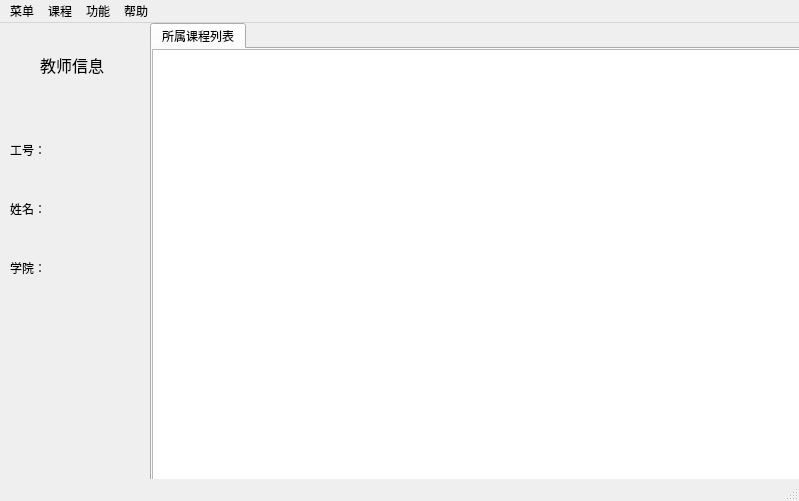
Qt form source/mainwindow_teacher.ui (laddie132/Academic-Management-System-Demo) before a commit.
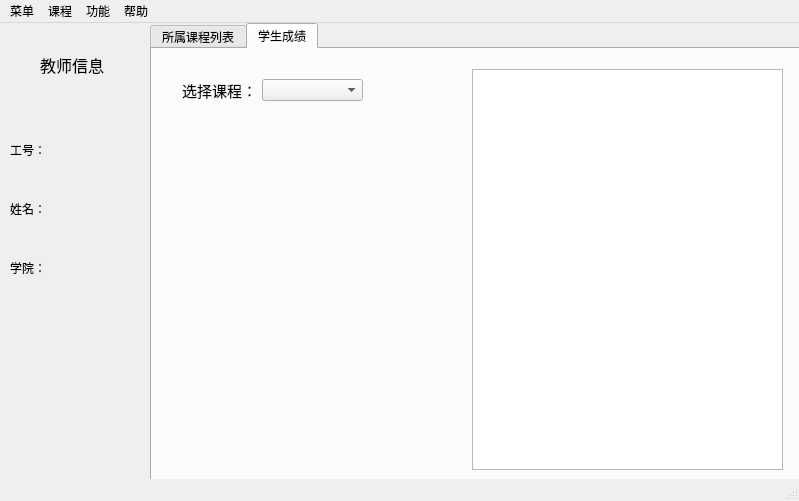
The same form after that commit.

```diff
--- a/source/mainwindow_teacher.ui
+++ b/source/mainwindow_teacher.ui
@@ -24,7 +24,7 @@
      </rect>
     </property>
     <property name="currentIndex">
-     <number>0</number>
+     <number>1</number>
     </property>
     <widget class="QWidget" name="tab_course_o">
      <property name="sizePolicy">
@@ -65,6 +65,44 @@
       </attribute>
      </widget>
     </widget>
+    <widget class="QWidget" name="tab_student_grade">
+     <attribute name="title">
+      <string>学生成绩</string>
+     </attribute>
+     <widget class="QComboBox" name="comboBox">
+      <property name="geometry">
+       <rect>
+        <x>110</x>
+        <y>30</y>
+        <width>101</width>
+        <height>22</height>
+       </rect>
+      </property>
+     </widget>
+     <widget class="QLabel" name="label_5">
+      <property name="geometry">
+       <rect>
+        <x>30</x>
+        <y>30</y>
+        <width>71</width>
+        <height>21</height>
+       </rect>
+      </property>
+      <property name="text">
+       <string>&lt;html&gt;&lt;head/&gt;&lt;body&gt;&lt;p&gt;&lt;span style=&quot; font-size:11pt;&quot;&gt;选择课程：&lt;/span&gt;&lt;/p&gt;&lt;/body&gt;&lt;/html&gt;</string>
+      </property>
+     </widget>
+     <widget class="QTableView" name="tableView_student">
+      <property name="geometry">
+       <rect>
+        <x>320</x>
+        <y>20</y>
+        <width>311</width>
+        <height>401</height>
+       </rect>
+      </property>
+     </widget>
+    </widget>
    </widget>
    <widget class="QLabel" name="label">
     <property name="geometry">
```
